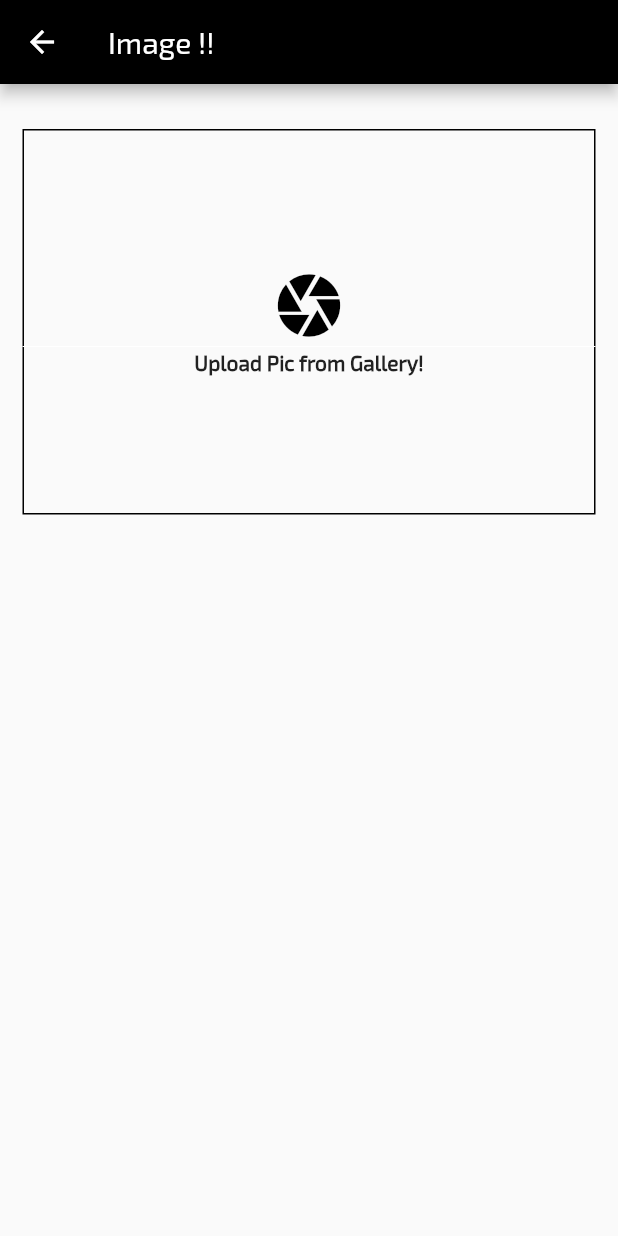
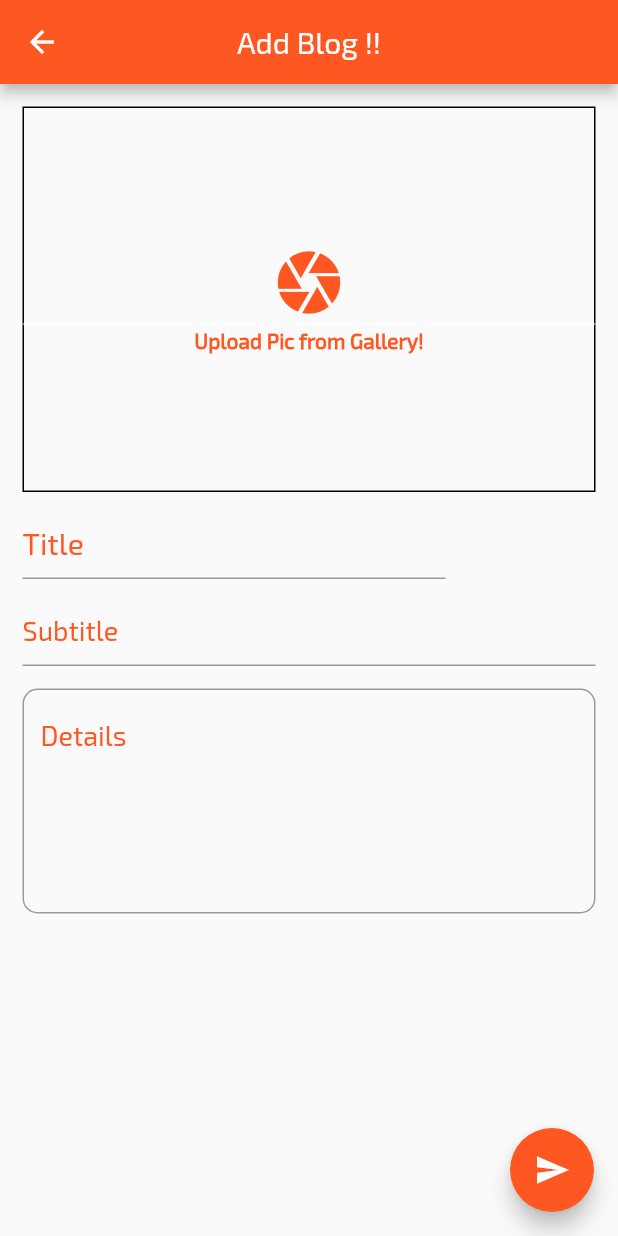
Before and after one commit to neon97/demo_application-, a Flutter app: the ImagePost screen opened directly, on a phone screen of 412 x 824 dp. Run offline on Flutter 3.47's test engine with Material 2 defaults, Android fonts, the phone set to English and light mode, and no system bars; our stand-ins replace flutter_tags, image_picker.

Commit message:
done with the blogpage

```diff
--- a/lib/addblog.dart
+++ b/lib/addblog.dart
@@ -1,8 +1,7 @@
 import 'package:flutter/material.dart';
+import 'package:flutter_practice/homepage.dart';
 import 'package:image_picker/image_picker.dart';
 import 'dart:io';
-
-
 
 class ImagePost extends StatefulWidget {
   @override
@@ -10,14 +9,17 @@ class ImagePost extends StatefulWidget {
 }
 
 class _ImagePostState extends State<ImagePost> {
-
 //Image Picker
   File _image;
 
   Future getImage() async {
-    var image = await ImagePicker.pickImage(                                //you can change the source of image by Gallery/Camera
-        source: ImageSource.camera, maxHeight: 800, maxWidth: 800);        //i have define the dimension so as to compress the image....while uploading
-        //source: ImageSource.camera, maxHeight: 800, maxWidth: 800);
+    var image = await ImagePicker.pickImage(
+        //you can change the source of image by Gallery/Camera
+        source: ImageSource.camera,
+        maxHeight: 800,
+        maxWidth:
+            800); //i have define the dimension so as to compress the image....while uploading
+    //source: ImageSource.camera, maxHeight: 800, maxWidth: 800);
 
     setState(() {
       _image = image;
@@ -27,7 +29,7 @@ class _ImagePostState extends State<ImagePost> {
   @override
   Widget build(BuildContext context) {
     var container = Container(
-        height: 257,                              //defineing the container fopr the image
+        height: 257, //defineing the container fopr the image
         width: 400,
         child: _image == null
             ? DecoratedBox(
@@ -38,7 +40,7 @@ class _ImagePostState extends State<ImagePost> {
                       child: Icon(
                         Icons.camera,
                         size: 50.0,
-                        color: Colors.black,
+                        color: Colors.deepOrange,
                       ),
                       onTap: getImage,
                     ),
@@ -50,6 +52,7 @@ class _ImagePostState extends State<ImagePost> {
                       "Upload Pic from Gallery!",
                       style: TextStyle(
                         fontWeight: FontWeight.bold,
+                        color: Colors.deepOrange,
                         fontSize: 14.0,
                       ),
                     )
@@ -66,7 +69,8 @@ class _ImagePostState extends State<ImagePost> {
                       width: 400,
                       child: Image.file(
                         _image,
-                        fit: BoxFit.cover,      //fitting the image to cover the box(Container defined)
+                        fit: BoxFit
+                            .cover, //fitting the image to cover the box(Container defined)
                       ),
                     )
                   ],
@@ -77,29 +81,84 @@ class _ImagePostState extends State<ImagePost> {
 
     return Scaffold(
       appBar: AppBar(
-        title: Text("Image !!"),
-        backgroundColor: Colors.black,
+        title: Text("Add Blog !!"),
+        centerTitle: true,
+        backgroundColor: Colors.deepOrange,
       ),
       body: Container(
-        height: MediaQuery.of(context).size.height,     //using mediaquery defines that it will automatically adjust
-        width: MediaQuery.of(context).size.width,       //according to the device screen size whether its big or small
+        height: MediaQuery.of(context)
+            .size
+            .height, //using mediaquery defines that it will automatically adjust
+        width: MediaQuery.of(context)
+            .size
+            .width, //according to the device screen size whether its big or small
         padding: EdgeInsets.all(15.0),
-        child: Column(
-          crossAxisAlignment: CrossAxisAlignment.stretch,
+        child: ListView(
+          //listview provide a scrollable widget not the column nor the row provides you the same..
+          //crossAxisAlignment: CrossAxisAlignment.stretch,
           children: <Widget>[
-            Divider(
-              color: Colors.transparent,
-              height: 15,
-            ),
-
 // Image Box
             GestureDetector(
               child: container,
-              onTap: getImage,        //incase you want to change the other image....
+              onTap: getImage, //incase you want to change the other image....
             ),
+
+            Padding(
+              padding: EdgeInsets.fromLTRB(0.0, 10.0, 100.0, 10.0),
+              child: TextField(
+                controller: title,
+                style: TextStyle(fontSize: 20.0, color: Colors.deepOrange),
+                decoration: InputDecoration(
+                    hintText: "Title",
+                    hintStyle:
+                        TextStyle(color: Colors.deepOrange, fontSize: 20.0)),
+              ),),
+
+              TextField(
+                controller: subtitle,
+                style: TextStyle(fontSize: 18.0, color: Colors.deepOrange),
+                decoration: InputDecoration(
+                    hintText: "Subtitle",
+                    hintStyle:
+                        TextStyle(color: Colors.deepOrange, fontSize: 18.0)),
+              ),
+
+              Divider(color: Colors.transparent,height: 15.0,),
+
+              TextField(
+                controller: details,
+                maxLines: 5,
+                style: TextStyle(fontSize: 18.0, color: Colors.deepOrange),
+                decoration: InputDecoration(
+                  border: OutlineInputBorder(
+                    borderRadius: BorderRadius.circular(10.0)
+                  ),
+                    hintText: "Details",
+                    hintStyle:
+                        TextStyle(color: Colors.deepOrange, fontSize: 18.0)),
+              ),
+
           ],
         ),
       ),
+      floatingActionButton: FloatingActionButton(
+        child: Icon(Icons.send),
+        backgroundColor: Colors.deepOrange,
+        onPressed: ()
+        {
+          if(_image == null || title.text == "" || subtitle.text == "" || details.text.isEmpty)
+          {
+            print("sir you have left the fields empty");
+          }else{
+            Navigator.of(context).push(MaterialPageRoute(builder: (context)=>Homepage()));
+          }
+
+        },
+      ),
     );
   }
+
+  final title = TextEditingController();
+  final subtitle = TextEditingController();
+  final details = TextEditingController();
 }
```
